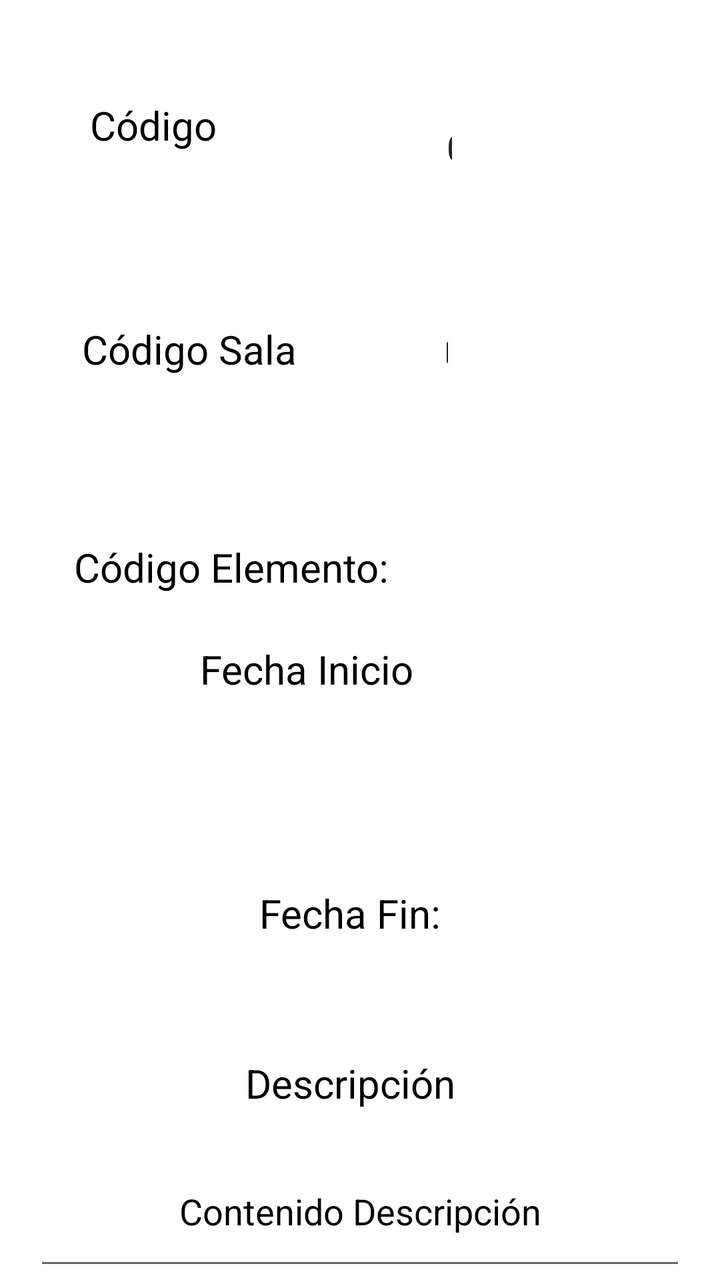
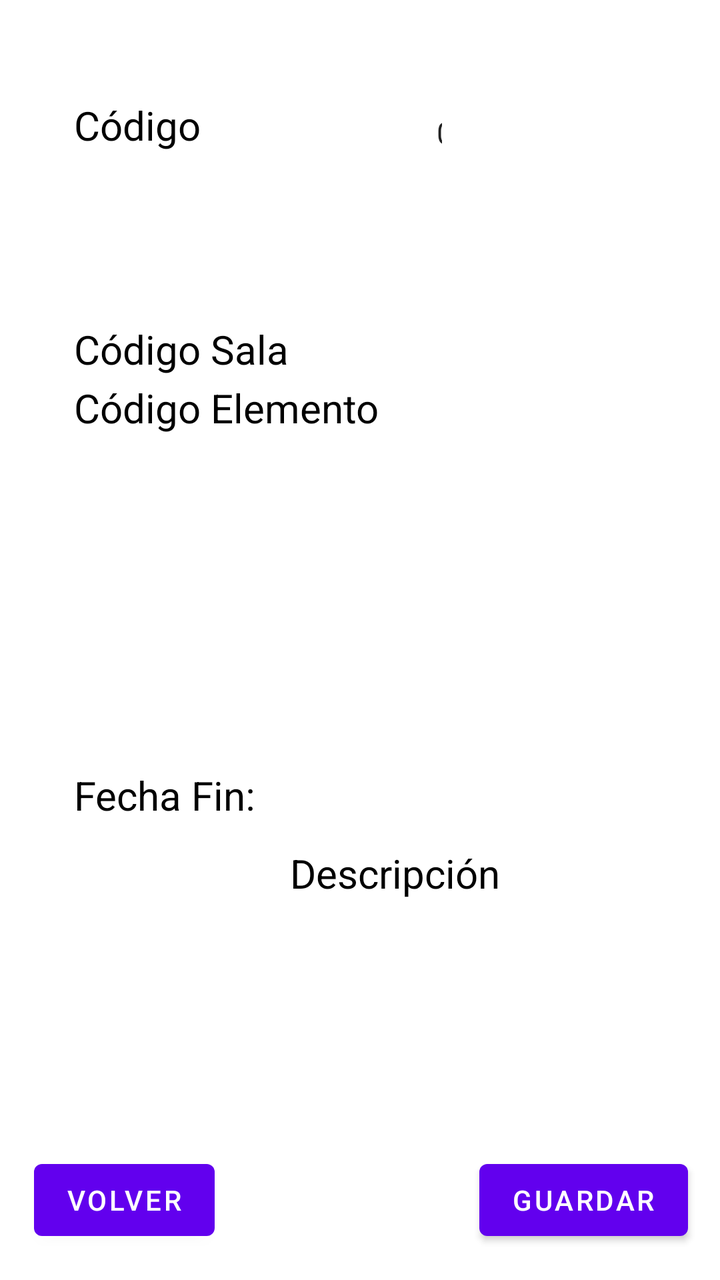

The first picture is an Android layout as it rendered before a commit; the second is the same layout after the commit. The layout source and the unified diff follow.
<!-- AndroidManifest.xml: application theme Theme.AplicacionIncidencias -->
<!-- res/layout/activity_info_ubicacion.xml -->
<?xml version="1.0" encoding="utf-8"?>
<androidx.constraintlayout.widget.ConstraintLayout xmlns:android="http://schemas.android.com/apk/res/android"
    xmlns:app="http://schemas.android.com/apk/res-auto"
    xmlns:tools="http://schemas.android.com/tools"
    android:id="@+id/main"
    android:layout_width="match_parent"
    android:layout_height="match_parent"
    tools:context=".Ubicacion.Activity_Info_Ubicacion">

    <TextView
        android:id="@+id/tvcodigoUbicacion"
        android:layout_width="wrap_content"
        android:layout_height="wrap_content"
        android:layout_marginStart="45dp"
        android:layout_marginTop="49dp"
        android:layout_marginEnd="111dp"
        android:layout_marginBottom="85dp"
        android:text="Código "
        android:textColor="@color/black"
        android:textSize="20sp"
        app:layout_constraintBottom_toTopOf="@+id/tvcodigoSala"
        app:layout_constraintEnd_toStartOf="@+id/edCodigoUbicacion"
        app:layout_constraintStart_toStartOf="parent"
        app:layout_constraintTop_toTopOf="parent" />

    <EditText
        android:id="@+id/edCodigoUbicacion"
        android:layout_width="0dp"
        android:layout_height="58dp"
        android:layout_marginTop="43dp"
        android:layout_marginEnd="134dp"
        android:layout_marginBottom="48dp"
        android:gravity="center"
        android:text="0"
        app:layout_constraintBottom_toTopOf="@+id/edCodigoSala"
        app:layout_constraintEnd_toEndOf="parent"
        app:layout_constraintStart_toEndOf="@+id/tvcodigoUbicacion"
        app:layout_constraintTop_toTopOf="parent" />


    <TextView
        android:id="@+id/tvcodigoSala"
        android:layout_width="wrap_content"
        android:layout_height="wrap_content"
        android:layout_marginStart="41dp"
        android:layout_marginEnd="70dp"
        android:layout_marginBottom="82dp"
        android:text="Código Sala "
        android:textColor="@color/black"
        android:textSize="20sp"
        app:layout_constraintBottom_toTopOf="@+id/tvcodigoElemento"
        app:layout_constraintEnd_toStartOf="@+id/edCodigoSala"
        app:layout_constraintStart_toStartOf="parent"
        app:layout_constraintTop_toBottomOf="@+id/tvcodigoUbicacion" />

    <EditText
        android:id="@+id/edCodigoSala"
        android:layout_width="0dp"
        android:layout_height="50sp"
        android:layout_marginTop="149dp"
        android:layout_marginEnd="136dp"
        android:layout_marginBottom="149dp"
        android:gravity="center"
        android:text="0"
        app:layout_constraintBottom_toBottomOf="@+id/tvcodigoUbicacionFechaInicio"
        app:layout_constraintEnd_toEndOf="parent"
        app:layout_constraintStart_toEndOf="@+id/tvcodigoSala"
        app:layout_constraintTop_toTopOf="parent" />

    <TextView
        android:id="@+id/tvcodigoElemento"
        android:layout_width="wrap_content"
        android:layout_height="wrap_content"
        android:layout_marginStart="37dp"
        android:layout_marginEnd="25dp"
        android:layout_marginBottom="24dp"
        android:text="Código Elemento: "
        android:textColor="@color/black"
        android:textSize="20sp"
        app:layout_constraintBottom_toTopOf="@+id/tvcodigoUbicacionFechaInicio"
        app:layout_constraintEnd_toStartOf="@+id/edCodigoElemento"
        app:layout_constraintStart_toStartOf="parent"
        app:layout_constraintTop_toBottomOf="@+id/tvcodigoSala" />

    <EditText
        android:id="@+id/edCodigoElemento"
        android:layout_width="0dp"
        android:layout_height="58dp"
        android:layout_marginTop="51dp"
        android:layout_marginEnd="136dp"
        android:layout_marginBottom="51dp"
        android:gravity="center"
        android:text="0"
        android:textColor="@color/black"
        app:layout_constraintBottom_toBottomOf="@+id/tvcodigoUbicacionFechaInicio"
        app:layout_constraintEnd_toEndOf="parent"
        app:layout_constraintStart_toEndOf="@+id/tvcodigoElemento"
        app:layout_constraintTop_toBottomOf="@+id/tvcodigoSala" />


    <TextView
        android:id="@+id/tvcodigoUbicacionFechaInicio"
        android:layout_width="wrap_content"
        android:layout_height="wrap_content"
        android:layout_marginEnd="17dp"
        android:layout_marginBottom="28dp"
        android:text="Fecha Inicio"
        android:textColor="@color/black"
        android:textSize="20sp"
        app:layout_constraintBottom_toTopOf="@+id/tvinfocodigoUbicacionFechaInicio"
        app:layout_constraintEnd_toEndOf="@+id/edCodigoElemento"
        app:layout_constraintTop_toBottomOf="@+id/tvcodigoElemento" />

    <TextView
        android:id="@+id/tvinfocodigoUbicacionFechaInicio"
        android:layout_width="392dp"
        android:layout_height="34dp"
        android:layout_marginStart="9dp"
        android:layout_marginEnd="9dp"
        android:layout_marginBottom="33dp"
        android:textColor="@color/black"
        android:textSize="20sp"
        app:layout_constraintBottom_toTopOf="@+id/tvcodigoUbicacionFechaFin"
        app:layout_constraintEnd_toEndOf="parent"
        app:layout_constraintStart_toStartOf="parent"
        app:layout_constraintTop_toBottomOf="@+id/tvcodigoUbicacionFechaInicio" />

    <TextView
        android:id="@+id/tvcodigoUbicacionFechaFin"
        android:layout_width="wrap_content"
        android:layout_height="wrap_content"
        android:layout_marginStart="7dp"
        android:layout_marginBottom="15dp"
        android:text="Fecha Fin:  "
        android:textColor="@color/black"
        android:textSize="20sp"
        app:layout_constraintBottom_toTopOf="@+id/tvinfocodigoUbicacionFechaFin"
        app:layout_constraintStart_toStartOf="@+id/tvDescripcionUbicacion"
        app:layout_constraintTop_toBottomOf="@+id/tvinfocodigoUbicacionFechaInicio" />

    <TextView
        android:id="@+id/tvinfocodigoUbicacionFechaFin"
        android:layout_width="410dp"
        android:layout_height="31dp"
        android:layout_marginStart="3dp"
        android:layout_marginEnd="3dp"
        android:layout_marginBottom="12dp"
        android:textColor="@color/black"
        android:textSize="20sp"
        app:layout_constraintBottom_toTopOf="@+id/tvDescripcionUbicacion"
        app:layout_constraintEnd_toEndOf="parent"
        app:layout_constraintStart_toStartOf="parent"
        app:layout_constraintTop_toBottomOf="@+id/tvcodigoUbicacionFechaFin" />

    <TextView
        android:id="@+id/tvDescripcionUbicacion"
        android:layout_width="wrap_content"
        android:layout_height="wrap_content"
        android:layout_marginBottom="13dp"
        android:text="Descripción  "
        android:textColor="@color/black"
        android:textSize="20sp"
        app:layout_constraintBottom_toTopOf="@+id/edDescripcionUbicacion"
        app:layout_constraintEnd_toEndOf="@+id/tvinfocodigoUbicacionFechaFin"
        app:layout_constraintStart_toStartOf="@+id/tvinfocodigoUbicacionFechaFin"
        app:layout_constraintTop_toBottomOf="@+id/tvinfocodigoUbicacionFechaFin" />

    <EditText
        android:id="@+id/edDescripcionUbicacion"
        android:layout_width="0dp"
        android:layout_height="0dp"
        android:layout_marginStart="17dp"
        android:layout_marginEnd="17dp"
        android:gravity="center"
        android:inputType="textMultiLine"
        android:text="Contenido Descripción"
        android:textColor="@color/black"
        app:layout_constraintBottom_toBottomOf="parent"
        app:layout_constraintEnd_toEndOf="parent"
        app:layout_constraintStart_toStartOf="parent"
        app:layout_constraintTop_toBottomOf="@+id/tvDescripcionUbicacion" />

</androidx.constraintlayout.widget.ConstraintLayout>
<!-- resources referenced by this layout -->
<resources>
  <color name="black">#FF000000</color>
  <style name="Theme.AplicacionIncidencias" parent="Theme.MaterialComponents.DayNight.DarkActionBar">
          
          <item name="colorPrimary">@color/purple_500</item>
          <item name="colorPrimaryVariant">@color/purple_700</item>
          <item name="colorOnPrimary">@color/white</item>
          
          <item name="colorSecondary">@color/teal_200</item>
          <item name="colorSecondaryVariant">@color/teal_700</item>
          <item name="colorOnSecondary">@color/black</item>
          
          <item name="android:statusBarColor">?attr/colorPrimaryVariant</item>
          
      </style>
  <color name="purple_500">#FF6200EE</color>
  <color name="purple_700">#FF3700B3</color>
  <color name="white">#FFFFFFFF</color>
  <color name="teal_200">#FF03DAC5</color>
  <color name="teal_700">#FF018786</color>
</resources>

<!-- the commit's change to res/layout/activity_info_ubicacion.xml (unified diff, before → after) -->
@@ -11,14 +11,12 @@
         android:id="@+id/tvcodigoUbicacion"
         android:layout_width="wrap_content"
         android:layout_height="wrap_content"
-        android:layout_marginStart="45dp"
+        android:layout_marginStart="37dp"
         android:layout_marginTop="49dp"
-        android:layout_marginEnd="111dp"
-        android:layout_marginBottom="85dp"
+        android:layout_marginEnd="113dp"
         android:text="Código "
         android:textColor="@color/black"
         android:textSize="20sp"
-        app:layout_constraintBottom_toTopOf="@+id/tvcodigoSala"
         app:layout_constraintEnd_toStartOf="@+id/edCodigoUbicacion"
         app:layout_constraintStart_toStartOf="parent"
         app:layout_constraintTop_toTopOf="parent" />
@@ -27,11 +25,12 @@
         android:id="@+id/edCodigoUbicacion"
         android:layout_width="0dp"
         android:layout_height="58dp"
-        android:layout_marginTop="43dp"
-        android:layout_marginEnd="134dp"
-        android:layout_marginBottom="48dp"
+        android:layout_marginTop="38dp"
+        android:layout_marginEnd="139dp"
+        android:layout_marginBottom="43dp"
         android:gravity="center"
         android:text="0"
+        android:textSize="15sp"
         app:layout_constraintBottom_toTopOf="@+id/edCodigoSala"
         app:layout_constraintEnd_toEndOf="parent"
         app:layout_constraintStart_toEndOf="@+id/tvcodigoUbicacion"
@@ -42,142 +41,159 @@
         android:id="@+id/tvcodigoSala"
         android:layout_width="wrap_content"
         android:layout_height="wrap_content"
-        android:layout_marginStart="41dp"
-        android:layout_marginEnd="70dp"
-        android:layout_marginBottom="82dp"
+        android:layout_marginStart="37dp"
+        android:layout_marginTop="161dp"
+        android:layout_marginEnd="71dp"
         android:text="Código Sala "
         android:textColor="@color/black"
         android:textSize="20sp"
-        app:layout_constraintBottom_toTopOf="@+id/tvcodigoElemento"
         app:layout_constraintEnd_toStartOf="@+id/edCodigoSala"
         app:layout_constraintStart_toStartOf="parent"
-        app:layout_constraintTop_toBottomOf="@+id/tvcodigoUbicacion" />
+        app:layout_constraintTop_toTopOf="parent" />
 
     <EditText
         android:id="@+id/edCodigoSala"
         android:layout_width="0dp"
         android:layout_height="50sp"
-        android:layout_marginTop="149dp"
-        android:layout_marginEnd="136dp"
-        android:layout_marginBottom="149dp"
+        android:layout_marginTop="90dp"
+        android:layout_marginEnd="139dp"
+        android:layout_marginBottom="87dp"
         android:gravity="center"
         android:text="0"
-        app:layout_constraintBottom_toBottomOf="@+id/tvcodigoUbicacionFechaInicio"
+        android:textSize="15sp"
+        app:layout_constraintBottom_toBottomOf="@+id/edCodigoElemento"
         app:layout_constraintEnd_toEndOf="parent"
         app:layout_constraintStart_toEndOf="@+id/tvcodigoSala"
-        app:layout_constraintTop_toTopOf="parent" />
+        app:layout_constraintTop_toTopOf="@+id/tvcodigoUbicacion" />
 
     <TextView
         android:id="@+id/tvcodigoElemento"
         android:layout_width="wrap_content"
         android:layout_height="wrap_content"
         android:layout_marginStart="37dp"
-        android:layout_marginEnd="25dp"
-        android:layout_marginBottom="24dp"
-        android:text="Código Elemento: "
+        android:layout_marginEnd="27dp"
+        android:text="Código Elemento "
         android:textColor="@color/black"
         android:textSize="20sp"
-        app:layout_constraintBottom_toTopOf="@+id/tvcodigoUbicacionFechaInicio"
+        app:layout_constraintBottom_toBottomOf="@+id/edCodigoElemento"
         app:layout_constraintEnd_toStartOf="@+id/edCodigoElemento"
-        app:layout_constraintStart_toStartOf="parent"
-        app:layout_constraintTop_toBottomOf="@+id/tvcodigoSala" />
+        app:layout_constraintStart_toStartOf="parent" />
 
     <EditText
         android:id="@+id/edCodigoElemento"
         android:layout_width="0dp"
         android:layout_height="58dp"
-        android:layout_marginTop="51dp"
-        android:layout_marginEnd="136dp"
-        android:layout_marginBottom="51dp"
+        android:layout_marginTop="57dp"
+        android:layout_marginEnd="139dp"
+        android:layout_marginBottom="58dp"
         android:gravity="center"
         android:text="0"
         android:textColor="@color/black"
-        app:layout_constraintBottom_toBottomOf="@+id/tvcodigoUbicacionFechaInicio"
+        android:textSize="15sp"
+        app:layout_constraintBottom_toTopOf="@+id/tvinfocodigoUbicacionFechaInicio"
         app:layout_constraintEnd_toEndOf="parent"
         app:layout_constraintStart_toEndOf="@+id/tvcodigoElemento"
-        app:layout_constraintTop_toBottomOf="@+id/tvcodigoSala" />
+        app:layout_constraintTop_toTopOf="@+id/tvcodigoSala" />
 
 
     <TextView
         android:id="@+id/tvcodigoUbicacionFechaInicio"
         android:layout_width="wrap_content"
         android:layout_height="wrap_content"
-        android:layout_marginEnd="17dp"
-        android:layout_marginBottom="28dp"
+        android:layout_marginStart="37dp"
+        android:layout_marginTop="327dp"
+        android:layout_marginBottom="328dp"
         android:text="Fecha Inicio"
         android:textColor="@color/black"
         android:textSize="20sp"
-        app:layout_constraintBottom_toTopOf="@+id/tvinfocodigoUbicacionFechaInicio"
-        app:layout_constraintEnd_toEndOf="@+id/edCodigoElemento"
-        app:layout_constraintTop_toBottomOf="@+id/tvcodigoElemento" />
+        app:layout_constraintBottom_toBottomOf="parent"
+        app:layout_constraintStart_toStartOf="parent"
+        app:layout_constraintTop_toTopOf="@+id/tvcodigoUbicacion" />
 
     <TextView
         android:id="@+id/tvinfocodigoUbicacionFechaInicio"
-        android:layout_width="392dp"
-        android:layout_height="34dp"
-        android:layout_marginStart="9dp"
-        android:layout_marginEnd="9dp"
-        android:layout_marginBottom="33dp"
+        android:layout_width="wrap_content"
+        android:layout_height="wrap_content"
+        android:layout_marginEnd="5dp"
+        android:layout_marginBottom="47dp"
         android:textColor="@color/black"
-        android:textSize="20sp"
-        app:layout_constraintBottom_toTopOf="@+id/tvcodigoUbicacionFechaFin"
-        app:layout_constraintEnd_toEndOf="parent"
-        app:layout_constraintStart_toStartOf="parent"
-        app:layout_constraintTop_toBottomOf="@+id/tvcodigoUbicacionFechaInicio" />
+        android:textSize="15sp"
+        app:layout_constraintBottom_toTopOf="@+id/tvinfocodigoUbicacionFechaFin"
+        app:layout_constraintEnd_toEndOf="@+id/tvinfocodigoUbicacionFechaFin" />
 
     <TextView
         android:id="@+id/tvcodigoUbicacionFechaFin"
         android:layout_width="wrap_content"
         android:layout_height="wrap_content"
-        android:layout_marginStart="7dp"
-        android:layout_marginBottom="15dp"
+        android:layout_marginStart="37dp"
+        android:layout_marginTop="40dp"
         android:text="Fecha Fin:  "
         android:textColor="@color/black"
         android:textSize="20sp"
-        app:layout_constraintBottom_toTopOf="@+id/tvinfocodigoUbicacionFechaFin"
-        app:layout_constraintStart_toStartOf="@+id/tvDescripcionUbicacion"
-        app:layout_constraintTop_toBottomOf="@+id/tvinfocodigoUbicacionFechaInicio" />
+        app:layout_constraintStart_toStartOf="parent"
+        app:layout_constraintTop_toBottomOf="@+id/tvcodigoUbicacionFechaInicio" />
 
     <TextView
         android:id="@+id/tvinfocodigoUbicacionFechaFin"
-        android:layout_width="410dp"
-        android:layout_height="31dp"
-        android:layout_marginStart="3dp"
-        android:layout_marginEnd="3dp"
-        android:layout_marginBottom="12dp"
+        android:layout_width="wrap_content"
+        android:layout_height="wrap_content"
+        android:layout_marginStart="16dp"
+        android:layout_marginBottom="61dp"
         android:textColor="@color/black"
-        android:textSize="20sp"
+        android:textSize="15sp"
         app:layout_constraintBottom_toTopOf="@+id/tvDescripcionUbicacion"
-        app:layout_constraintEnd_toEndOf="parent"
-        app:layout_constraintStart_toStartOf="parent"
-        app:layout_constraintTop_toBottomOf="@+id/tvcodigoUbicacionFechaFin" />
+        app:layout_constraintStart_toEndOf="@+id/tvDescripcionUbicacion" />
 
     <TextView
         android:id="@+id/tvDescripcionUbicacion"
         android:layout_width="wrap_content"
         android:layout_height="wrap_content"
-        android:layout_marginBottom="13dp"
+        android:layout_marginStart="7dp"
+        android:layout_marginTop="12dp"
         android:text="Descripción  "
         android:textColor="@color/black"
         android:textSize="20sp"
-        app:layout_constraintBottom_toTopOf="@+id/edDescripcionUbicacion"
-        app:layout_constraintEnd_toEndOf="@+id/tvinfocodigoUbicacionFechaFin"
-        app:layout_constraintStart_toStartOf="@+id/tvinfocodigoUbicacionFechaFin"
-        app:layout_constraintTop_toBottomOf="@+id/tvinfocodigoUbicacionFechaFin" />
+        app:layout_constraintStart_toEndOf="@+id/tvcodigoUbicacionFechaFin"
+        app:layout_constraintTop_toBottomOf="@+id/tvcodigoUbicacionFechaFin" />
 
     <EditText
         android:id="@+id/edDescripcionUbicacion"
         android:layout_width="0dp"
         android:layout_height="0dp"
-        android:layout_marginStart="17dp"
-        android:layout_marginEnd="17dp"
+        android:layout_marginStart="16dp"
+        android:layout_marginTop="18dp"
+        android:layout_marginEnd="16dp"
+        android:layout_marginBottom="15dp"
         android:gravity="center"
         android:inputType="textMultiLine"
         android:text="Contenido Descripción"
         android:textColor="@color/black"
-        app:layout_constraintBottom_toBottomOf="parent"
+        android:textSize="15sp"
+        app:layout_constraintBottom_toTopOf="@+id/btnVolver"
         app:layout_constraintEnd_toEndOf="parent"
         app:layout_constraintStart_toStartOf="parent"
         app:layout_constraintTop_toBottomOf="@+id/tvDescripcionUbicacion" />
 
+    <Button
+        android:id="@+id/btnGuardarUbicacion"
+        android:layout_width="0dp"
+        android:layout_height="wrap_content"
+        android:layout_marginEnd="16dp"
+        android:layout_marginBottom="16dp"
+        android:text="Guardar"
+        app:layout_constraintBottom_toBottomOf="parent"
+        app:layout_constraintEnd_toEndOf="parent"
+        app:layout_constraintStart_toEndOf="@+id/btnVolver" />
+
+    <Button
+        android:id="@+id/btnVolverUbicacion"
+        android:layout_width="0dp"
+        android:layout_height="wrap_content"
+        android:layout_marginStart="17dp"
+        android:layout_marginEnd="138dp"
+        android:layout_marginBottom="16dp"
+        android:text="Volver"
+        app:layout_constraintBottom_toBottomOf="parent"
+        app:layout_constraintEnd_toStartOf="@+id/btnGuardar"
+        app:layout_constraintStart_toStartOf="parent" />
 </androidx.constraintlayout.widget.ConstraintLayout>
